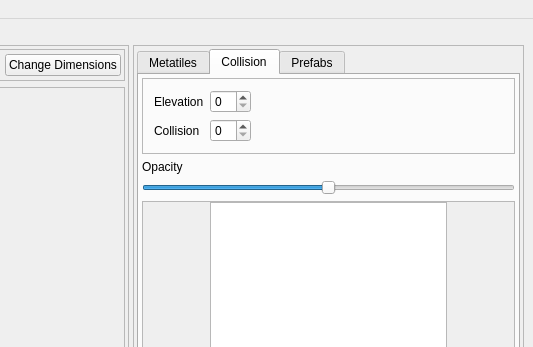
huderlem/porymap, file forms/mainwindow.ui: the form before one commit; both pictures show x 754 to 1287 and y 0 to 347 of the 1287 by 815 pixel window.
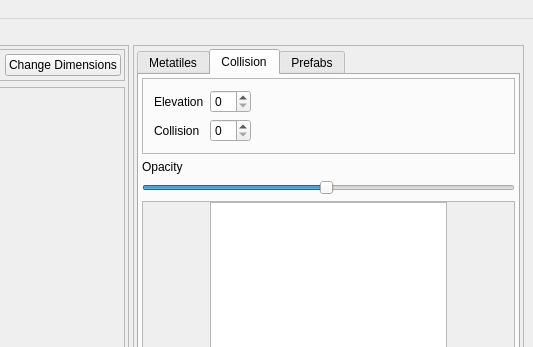
The form after the commit. The open tabs and pages were chosen to show the change. Icons and pictures are not drawn. Custom widgets are drawn as their Qt base class.

Diff of the .ui file:
```diff
--- a/forms/mainwindow.ui
+++ b/forms/mainwindow.ui
@@ -1265,7 +1265,7 @@
                      <item row="4" column="0" colspan="3">
                       <widget class="QSlider" name="horizontalSlider_CollisionTransparency">
                        <property name="minimum">
-                        <number>0</number>
+                        <number>1</number>
                        </property>
                        <property name="maximum">
                         <number>100</number>
```
